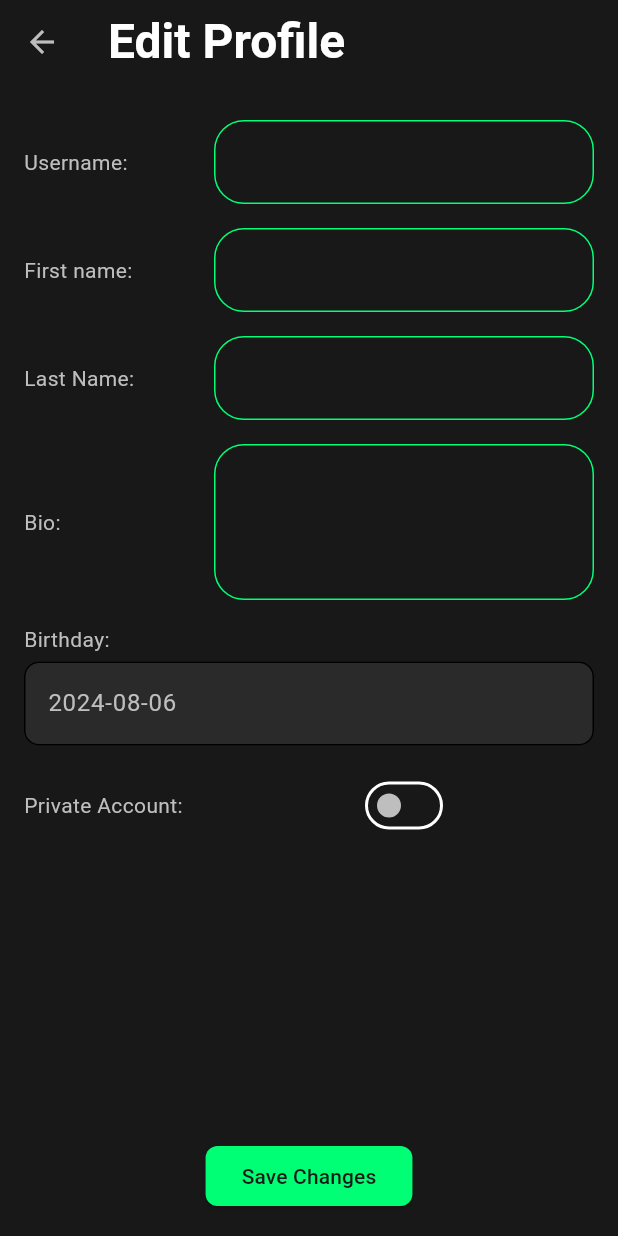
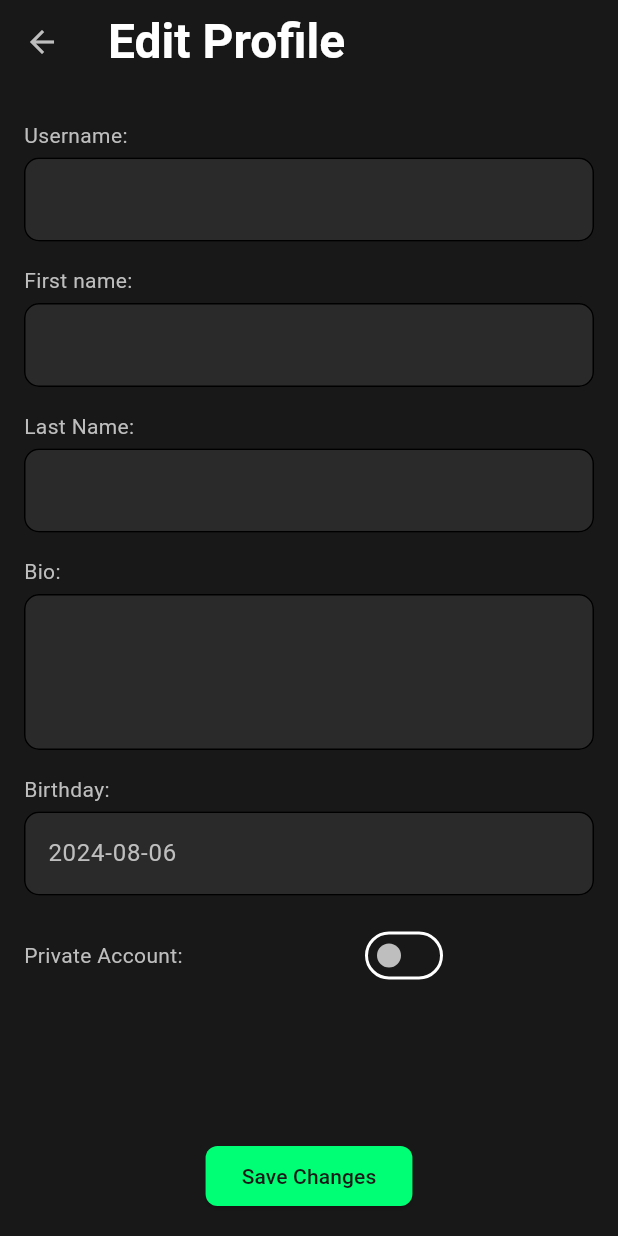
Before and after one commit to COS301-SE-2024/GameOnConnect, a Flutter app: the EditProfilePage screen opened by its route, on a phone screen of 412 x 824 dp. Run offline on Flutter 3.47's test engine with Material 3 defaults, Android fonts, the phone set to English and light mode, and no system bars; our stand-ins replace auto_size_text, buttons_tabbar, cached_network_image, carousel_slider, cloud_firestore, delightful_toast and 16 more; missing offline and left inert: firebase_app_check, flutter_emoji_feedback, flutter_share, pulsator; accounts and stored records are empty.

Commit message:
💄 initial UI changes

```diff
--- a/lib/view/components/settings/edit_input_text.dart
+++ b/lib/view/components/settings/edit_input_text.dart
@@ -22,34 +22,36 @@ class _EditInputText extends State<EditInputText> {
   Widget build(BuildContext context) {
     return Padding(
       padding: const EdgeInsets.symmetric(vertical: 8.0),
-      child: Row(
+      child: Column(
+        crossAxisAlignment: CrossAxisAlignment.start,
         children: <Widget>[
-          Expanded(
-            flex: 2,
-            child: Text(widget.label,
-                style:
-                    TextStyle(color: Theme.of(context).colorScheme.secondary)),
-          ),
-          Expanded(
-            flex: 4,
-            child: TextFormField(
+          Text(widget.label,
+              style: TextStyle(color: Theme.of(context).colorScheme.secondary)),
+          const SizedBox(height: 5),
+          TextFormField(
             key: widget.inputKey,
             onTapOutside: (event) {
               FocusManager.instance.primaryFocus?.unfocus();
             },
             onChanged: widget.onChanged,
             decoration: InputDecoration(
+              filled: true,
+              fillColor: Theme.of(context).colorScheme.primaryContainer,
               enabledBorder: OutlineInputBorder(
-                  borderSide:
-                      BorderSide(color: Theme.of(context).colorScheme.primary),
-                  borderRadius: BorderRadius.circular(20.0),
+                // borderSide: BorderSide(
+                //     color: Theme.of(context).colorScheme.primary),
+                borderRadius: BorderRadius.circular(10.0),
+              ),
+              focusedBorder: OutlineInputBorder(
+                borderSide: BorderSide(
+                    color: Theme.of(context).colorScheme.primary),
+                borderRadius: BorderRadius.circular(10.0),
               ),
             ),
             initialValue: widget.input,
             style: TextStyle(color: Theme.of(context).colorScheme.secondary),
             maxLines: widget.maxLines,
           ),
-          ),
         ],
       ),
     );
```
Lines whose indentation alone changed are shown as unchanged.
